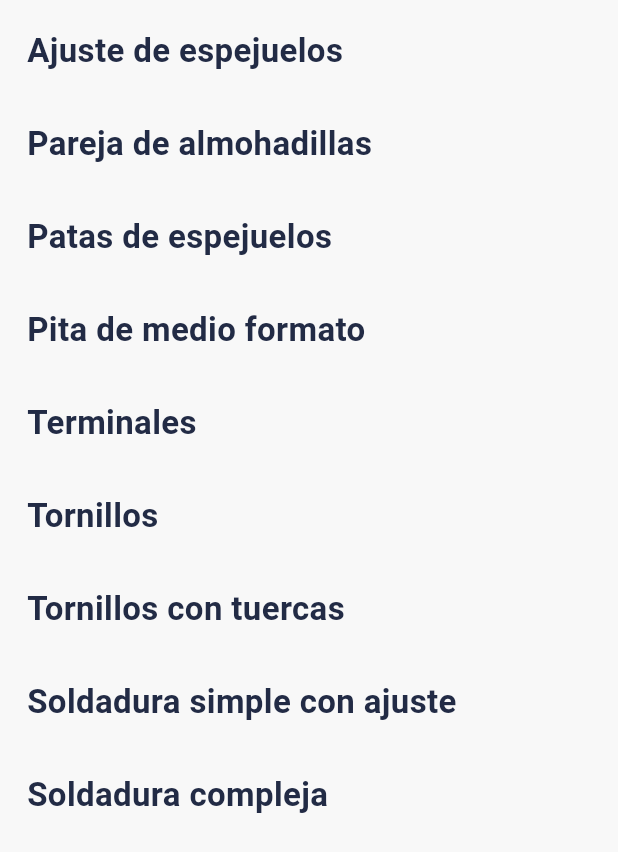
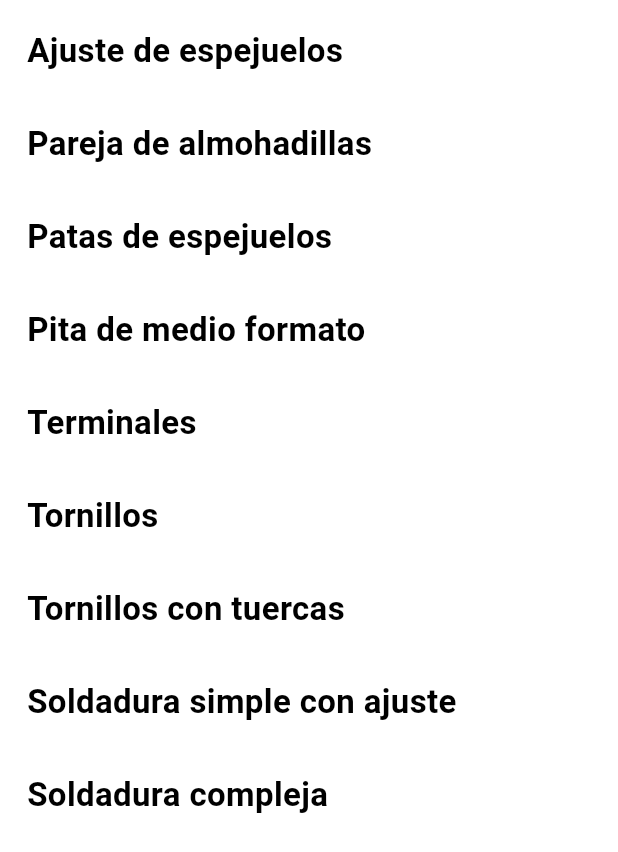
Before and after one commit to Forbidden9/glasses_app, a Flutter app: the FeeRepair screen opened directly, on a phone screen of 412 x 824 dp. Shown: the top 852 px of the screen. Run offline on Flutter 3.47's test engine with Material 2 defaults, Android fonts, the phone set to English and light mode, and no system bars; drawn by our look-alikes of flutter_animate.

Commit message:
[Colors] - Added background color (navigator, buttons) and edited background color (scaffold)

```diff
--- a/lib/utils/colors.dart
+++ b/lib/utils/colors.dart
@@ -2,5 +2,7 @@ import 'package:flutter/material.dart';
 
 const cPrincipalColor = Color(0x00F9200D);
 const aBackgroundColor = Color.fromARGB(228, 237, 107, 31);
-const sBackgroundColor = Color(0xFFF8F8F8);
-const cTextColor = Color(0xFF222B45);
+const sBackgroundColor = Colors.white;
+const bBackgroundColor = Colors.white;
+const nColor = Color.fromARGB(255, 227, 64, 14);
+const cTextColor = Colors.black;
```
